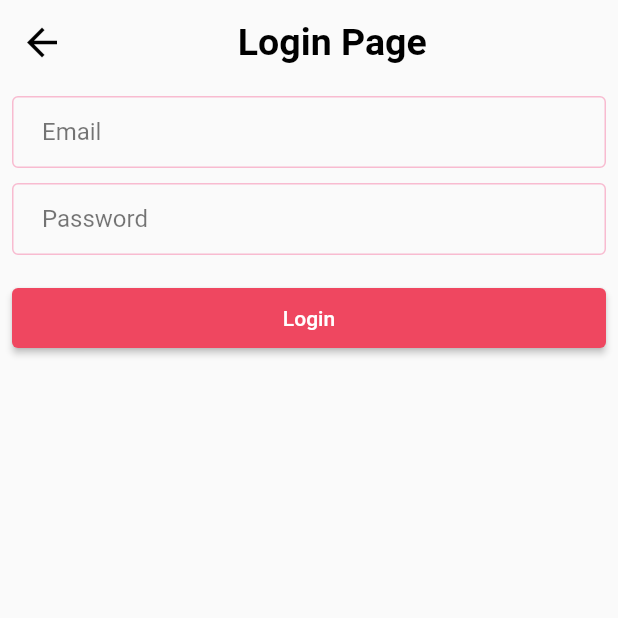
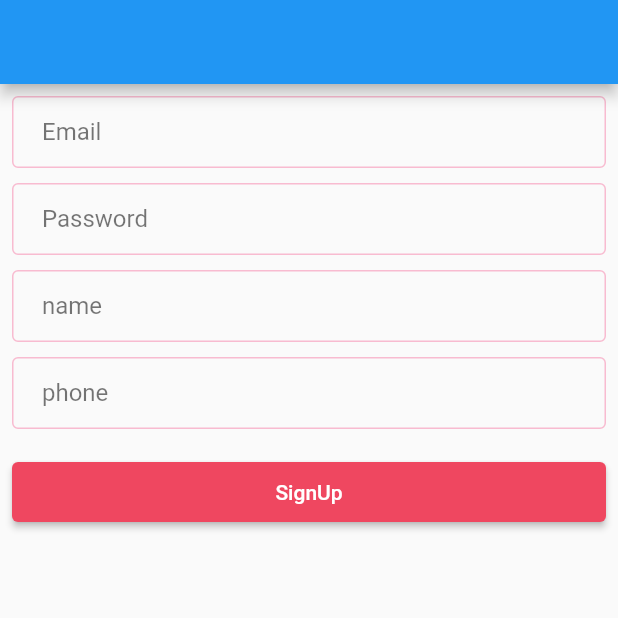
Before and after one commit to farisali21/firebase_tutorial, a Flutter app: the screen it shows after launch, on a phone screen of 412 x 824 dp, the top half of it. Run offline on Flutter 3.47's test engine with Material 2 defaults, Android fonts, the phone set to English and light mode, and no system bars; our stand-ins replace cloud_firestore, firebase_auth, firebase_core; accounts and stored records are empty; network calls fail.

Commit message:
last commit

```diff
--- a/lib/main.dart
+++ b/lib/main.dart
@@ -1,6 +1,7 @@
 import 'package:firebase_core/firebase_core.dart';
 import 'package:firebase_tutorial/screens/fire_store_page.dart';
 import 'package:firebase_tutorial/screens/login_page.dart';
+import 'package:firebase_tutorial/sign_up.dart';
 import 'package:flutter/material.dart';
 
 void main() async{
@@ -20,7 +21,7 @@ class MyApp extends StatelessWidget {
       theme: ThemeData(
         primarySwatch: Colors.blue,
       ),
-      home: const LoginPage(),
+      home: SignUpPage(),
     );
   }
 }
--- /dev/null
+++ b/lib/sign_up.dart
@@ -0,0 +1,188 @@
+import 'package:cloud_firestore/cloud_firestore.dart';
+import 'package:firebase_auth/firebase_auth.dart';
+import 'package:firebase_tutorial/screens/fire_store_page.dart';
+import 'package:flutter/material.dart';
+
+import 'constants/decoration.dart';
+
+class SignUpPage extends StatefulWidget {
+  const SignUpPage({Key? key}) : super(key: key);
+
+  @override
+  _SignUpPageState createState() => _SignUpPageState();
+}
+
+class _SignUpPageState extends State<SignUpPage> {
+  final emailController = TextEditingController();
+  final passwordController = TextEditingController();
+  final nameController = TextEditingController();
+  final phoneController = TextEditingController();
+  final GlobalKey<FormState> formKey = GlobalKey();
+  String? userUid;
+  late final userEmail;
+
+  @override
+  void dispose() {
+    // TODO: implement dispose
+    super.dispose();
+    emailController.dispose();
+    passwordController.dispose();
+  }
+
+  @override
+  Widget build(BuildContext context) {
+    return Scaffold(
+        appBar: AppBar(),
+        body: Form(
+          key: formKey,
+          child: Padding(
+            padding: const EdgeInsets.all(8.0),
+            child: Column(
+              crossAxisAlignment: CrossAxisAlignment.center,
+              children: [
+                TextFormField(
+                  controller: emailController,
+                  textAlign: TextAlign.start,
+                  keyboardType: TextInputType.emailAddress,
+                  validator: (value) {
+                    if (value!.isEmpty || !value.contains('@')) {
+                      return 'Invalid email!';
+                    }
+                    return null;
+                  },
+                  decoration: kTextFieldDecoration.copyWith(
+                    hintText: 'Email',
+                    hintStyle: const TextStyle(color: Colors.black54),
+                    // suffixIcon: suffixIcon,
+                  ),
+                ),
+                const SizedBox(height: 10),
+                TextFormField(
+                  controller: passwordController,
+                  textAlign: TextAlign.start,
+                  obscureText: true,
+                  keyboardType: TextInputType.number,
+                  onChanged: (_) {},
+                  validator: (value) {
+                    if (value!.isEmpty || value.length < 6) {
+                      return 'Invalid passowrd';
+                    }
+                    return null;
+                  },
+                  decoration: kTextFieldDecoration.copyWith(
+                    hintText: 'Password',
+                    hintStyle: const TextStyle(color: Colors.black54),
+                  ),
+                ),
+                const SizedBox(height: 10),
+                TextFormField(
+                  controller: nameController,
+                  textAlign: TextAlign.start,
+                  keyboardType: TextInputType.name,
+                  onChanged: (_) {},
+                  validator: (value) {
+                    if (value!.isEmpty || value.length < 6) {
+                      return 'Invalid value';
+                    }
+                    return null;
+                  },
+                  decoration: kTextFieldDecoration.copyWith(
+                    hintText: 'name',
+                    hintStyle: const TextStyle(color: Colors.black54),
+                  ),
+                ),
+                const SizedBox(height: 10),
+                TextFormField(
+                  controller: phoneController,
+                  textAlign: TextAlign.start,
+                  keyboardType: TextInputType.name,
+                  onChanged: (_) {},
+                  validator: (value) {
+                    if (value!.isEmpty || value.length < 6) {
+                      return 'Invalid value';
+                    }
+                    return null;
+                  },
+                  decoration: kTextFieldDecoration.copyWith(
+                    hintText: 'phone',
+                    hintStyle: const TextStyle(color: Colors.black54),
+                  ),
+                ),
+                const SizedBox(height: 10),
+                Container(
+                  margin: const EdgeInsets.only(top: 8),
+                  width: double.infinity,
+                  child: FutureBuilder(
+                    future: signUp(),
+                    builder:
+                        (BuildContext context, AsyncSnapshot<String> snapshot) {
+                      if (snapshot.connectionState == ConnectionState.waiting) {
+                        return Center(child: CircularProgressIndicator(),);
+                      } else {
+                        return ElevatedButton(
+                          style: ElevatedButton.styleFrom(
+                            // minimumSize: Size.fromHeight(40),
+                            primary: defaultColor,
+                            padding: const EdgeInsets.all(12),
+                          ),
+                          onPressed: () async {
+                            final message = await signUp();
+                            if (formKey.currentState!.validate()) {
+                              if (message != 'Ok') {
+                                ScaffoldMessenger.of(context).showSnackBar(
+                                    SnackBar(content: Text(message)));
+                              } else {
+                                Navigator.of(context).push(
+                                  MaterialPageRoute(
+                                    builder: (context) =>
+                                        FirestorePage(userUid, userEmail),
+                                  ),
+                                );
+                              }
+                            }
+                          },
+                          child: const Text('SignUp'),
+                        );
+                      }
+                    },
+                  ),
+                ),
+              ],
+            ),
+          ),
+        ));
+  }
+
+  Future<String> signUp() async {
+    try {
+      FirebaseFirestore firestore = FirebaseFirestore.instance;
+      UserCredential userCredential = await FirebaseAuth.instance
+          .createUserWithEmailAndPassword(
+              email: emailController.text.trim(),
+              password: passwordController.text.trim());
+      CollectionReference users = firestore.collection('users');
+      userUid = userCredential.user!.uid;
+      userEmail = userCredential.user!.email;
+      Map<String, dynamic> data = {
+        'name': nameController.text,
+        'phone': phoneController.text,
+      };
+      users.doc(emailController.text).set(data);
+      return 'Ok';
+    } on FirebaseAuthException catch (e) {
+      print(e);
+      var errorMessage = 'Authentication failed';
+      if (e.code == 'user-not-found') {
+        errorMessage = 'No user found for that email.';
+        print('No user found for that email.');
+      } else if (e.code == 'wrong-password') {
+        print('Wrong password provided for that user.');
+        errorMessage = 'Wrong password provided for that user.';
+      } else if (e.code == 'email-already-in-use') {
+        print('email is already exist.');
+        errorMessage = 'email is already exist.';
+      }
+      return errorMessage;
+    }
+  }
+}
```
